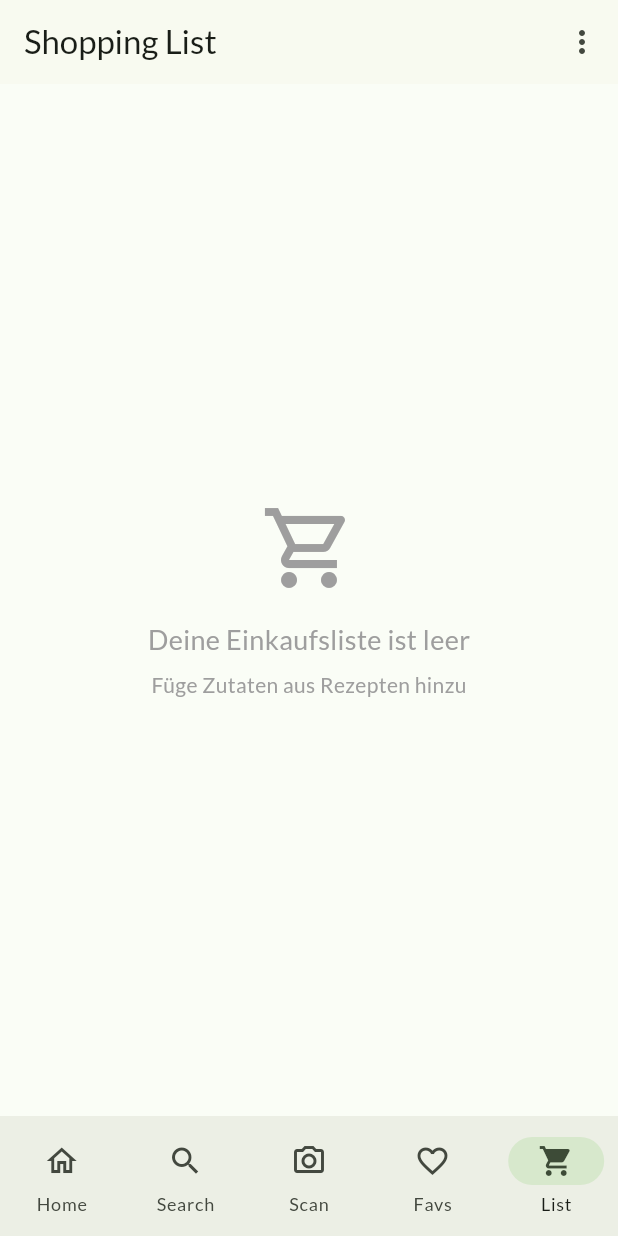
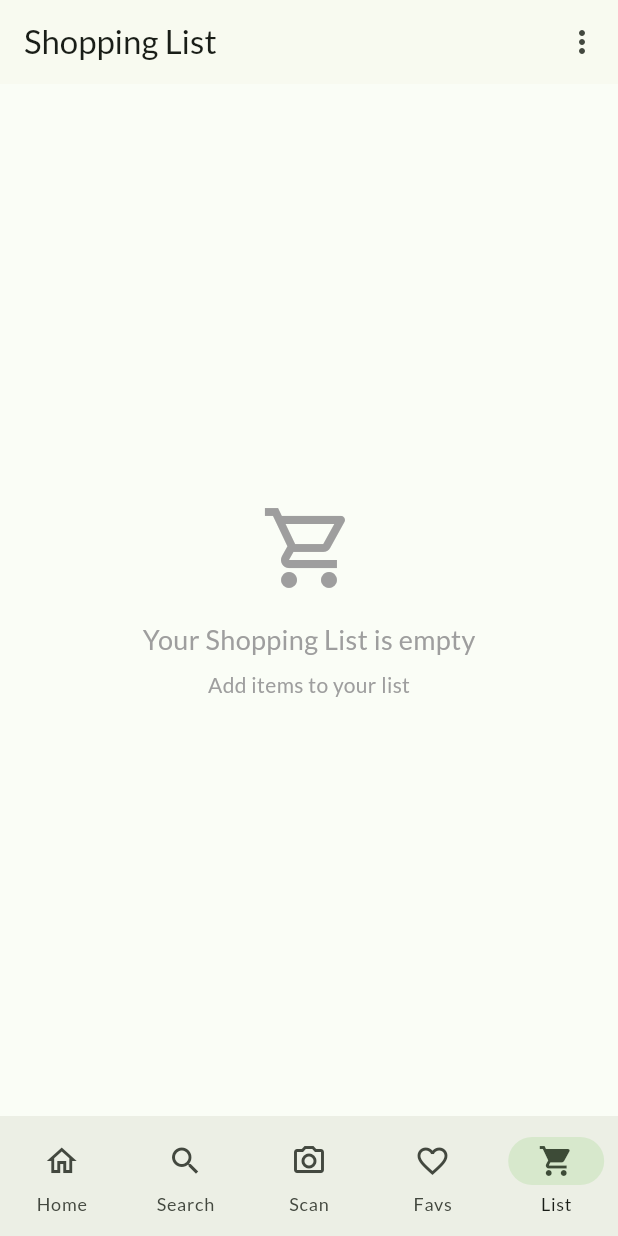
Before and after one commit to byMartYT/mealmate, a Flutter app: the ShoppingPage screen opened by its route, on a phone screen of 412 x 824 dp. Run offline on Flutter 3.47's test engine with Material 3 defaults, Android fonts, the phone set to English and light mode, and no system bars; our stand-ins replace dio, flutter_dotenv, flutter_riverpod, go_router, google_fonts, grouped_list and 2 more; accounts and stored records are empty; network calls fail.

Commit message:
bug fixes

```diff
--- a/lib/features/shopping_list/shopping_list_item.dart
+++ b/lib/features/shopping_list/shopping_list_item.dart
@@ -25,7 +25,9 @@ class ShoppingListItemTile extends ConsumerWidget {
       child: Card(
         elevation: 1.0,
         margin: const EdgeInsets.symmetric(vertical: 4, horizontal: 4),
+        shape: RoundedRectangleBorder(borderRadius: BorderRadius.circular(12)),
         child: CheckboxListTile(
+          contentPadding: const EdgeInsets.symmetric(horizontal: 12),
           value: item.isChecked,
           onChanged: (_) {
             ref.read(shoppingListProvider.notifier).toggleItemCheck(item.id);
@@ -53,11 +55,10 @@ class ShoppingListItemTile extends ConsumerWidget {
               Icons.restaurant,
               color:
                   item.isChecked
-                      ? Colors.grey
+                      ? Theme.of(context).colorScheme.secondary
                       : Theme.of(context).colorScheme.secondary,
             ),
           ),
-          tileColor: item.isChecked ? Colors.grey.shade100 : null,
         ),
       ),
     );
--- a/lib/features/shopping_list/shopping_page.dart
+++ b/lib/features/shopping_list/shopping_page.dart
@@ -72,12 +72,12 @@ class ShoppingPage extends ConsumerWidget {
                     ),
                     SizedBox(height: 16),
                     Text(
-                      'Deine Einkaufsliste ist leer',
+                      'Your Shopping List is empty',
                       style: TextStyle(fontSize: 18, color: Colors.grey),
                     ),
                     SizedBox(height: 8),
                     Text(
-                      'Füge Zutaten aus Rezepten hinzu',
+                      'Add items to your list',
                       style: TextStyle(color: Colors.grey),
                     ),
                   ],
--- a/lib/features/widgets/add_ingredients_button.dart
+++ b/lib/features/widgets/add_ingredients_button.dart
@@ -48,7 +48,7 @@ class AddIngredientsButton extends ConsumerWidget {
               ),
               duration: const Duration(seconds: 2),
               action: SnackBarAction(
-                label: 'Anzeigen',
+                label: 'Show',
                 onPressed: () {
                   // Navigiere zur Einkaufsliste mit GoRouter
                   GoRouter.of(context).go('/list');
```
